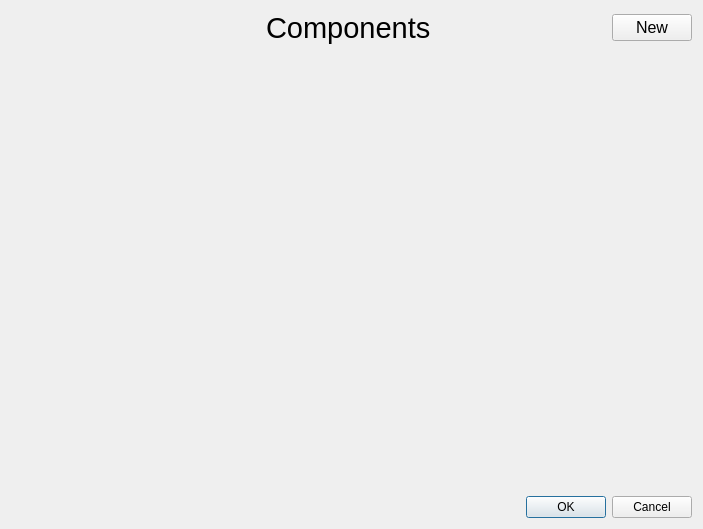
Old version of the form microstation/ui/profile_editor.ui in the repository TheCheese42/microstation.
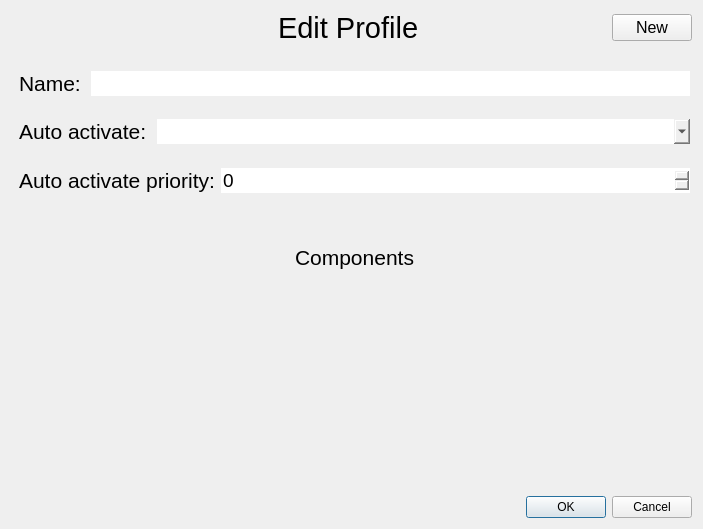
New version of the form. Icons and pictures are not drawn.

What changed in the file:
```diff
--- a/microstation/ui/profile_editor.ui
+++ b/microstation/ui/profile_editor.ui
@@ -20,6 +20,9 @@
   <layout class="QVBoxLayout" name="verticalLayout">
    <item>
     <layout class="QHBoxLayout" name="horizontalLayout">
+     <property name="sizeConstraint">
+      <enum>QLayout::SetFixedSize</enum>
+     </property>
      <item>
       <spacer name="horizontalSpacer">
        <property name="orientation">
@@ -51,7 +54,7 @@
         </font>
        </property>
        <property name="text">
-        <string>Components</string>
+        <string>Edit Profile</string>
        </property>
        <property name="alignment">
         <set>Qt::AlignLeading|Qt::AlignLeft|Qt::AlignTop</set>
@@ -99,6 +102,12 @@
    </item>
    <item>
     <widget class="QScrollArea" name="scrollArea">
+     <property name="sizePolicy">
+      <sizepolicy hsizetype="Expanding" vsizetype="Expanding">
+       <horstretch>0</horstretch>
+       <verstretch>0</verstretch>
+      </sizepolicy>
+     </property>
      <property name="styleSheet">
       <string notr="true">border: null;</string>
      </property>
@@ -111,39 +120,215 @@
         <x>0</x>
         <y>0</y>
         <width>685</width>
-        <height>397</height>
+        <height>413</height>
        </rect>
       </property>
       <widget class="QWidget" name="verticalLayoutWidget">
        <property name="geometry">
         <rect>
-         <x>0</x>
+         <x>8</x>
          <y>0</y>
-         <width>681</width>
-         <height>391</height>
+         <width>671</width>
+         <height>209</height>
         </rect>
        </property>
-       <layout class="QVBoxLayout" name="componentsVBox"/>
+       <layout class="QVBoxLayout" name="verticalLayout_3">
+        <item>
+         <layout class="QVBoxLayout" name="verticalLayout_2">
+          <property name="sizeConstraint">
+           <enum>QLayout::SetMaximumSize</enum>
+          </property>
+          <item>
+           <layout class="QFormLayout" name="formLayout">
+            <property name="sizeConstraint">
+             <enum>QLayout::SetFixedSize</enum>
+            </property>
+            <property name="horizontalSpacing">
+             <number>10</number>
+            </property>
+            <item row="0" column="0">
+             <widget class="QLabel" name="nameLabel">
+              <property name="font">
+               <font>
+                <pointsize>16</pointsize>
+               </font>
+              </property>
+              <property name="text">
+               <string>Name:</string>
+              </property>
+             </widget>
+            </item>
+            <item row="0" column="1">
+             <widget class="QLineEdit" name="nameEdit">
+              <property name="font">
+               <font>
+                <pointsize>14</pointsize>
+               </font>
+              </property>
+              <property name="text">
+               <string/>
+              </property>
+             </widget>
+            </item>
+           </layout>
+          </item>
+         </layout>
+        </item>
+        <item>
+         <layout class="QFormLayout" name="formLayout_2">
+          <property name="sizeConstraint">
+           <enum>QLayout::SetFixedSize</enum>
+          </property>
+          <property name="horizontalSpacing">
+           <number>10</number>
+          </property>
+          <item row="0" column="0">
+           <widget class="QLabel" name="autoActivateLabel">
+            <property name="font">
+             <font>
+              <pointsize>16</pointsize>
+             </font>
+            </property>
+            <property name="text">
+             <string>Auto activate:</string>
+            </property>
+           </widget>
+          </item>
+          <item row="0" column="1">
+           <widget class="QComboBox" name="autoActivateCombo">
+            <property name="font">
+             <font>
+              <pointsize>14</pointsize>
+             </font>
+            </property>
+           </widget>
+          </item>
+         </layout>
+        </item>
+        <item>
+         <layout class="QFormLayout" name="formLayout_3">
+          <property name="sizeConstraint">
+           <enum>QLayout::SetFixedSize</enum>
+          </property>
+          <property name="verticalSpacing">
+           <number>10</number>
+          </property>
+          <item row="0" column="0">
+           <widget class="QLabel" name="priorityLabel">
+            <property name="sizePolicy">
+             <sizepolicy hsizetype="Preferred" vsizetype="Fixed">
+              <horstretch>0</horstretch>
+              <verstretch>0</verstretch>
+             </sizepolicy>
+            </property>
+            <property name="font">
+             <font>
+              <pointsize>16</pointsize>
+             </font>
+            </property>
+            <property name="text">
+             <string>Auto activate priority:</string>
+            </property>
+           </widget>
+          </item>
+          <item row="0" column="1">
+           <widget class="QSpinBox" name="prioritySpin">
+            <property name="font">
+             <font>
+              <pointsize>14</pointsize>
+             </font>
+            </property>
+           </widget>
+          </item>
+         </layout>
+        </item>
+        <item>
+         <spacer name="verticalSpacer_3">
+          <property name="orientation">
+           <enum>Qt::Vertical</enum>
+          </property>
+          <property name="sizeType">
+           <enum>QSizePolicy::Fixed</enum>
+          </property>
+          <property name="sizeHint" stdset="0">
+           <size>
+            <width>20</width>
+            <height>10</height>
+           </size>
+          </property>
+         </spacer>
+        </item>
+        <item>
+         <widget class="Line" name="line">
+          <property name="sizePolicy">
+           <sizepolicy hsizetype="Minimum" vsizetype="Fixed">
+            <horstretch>0</horstretch>
+            <verstretch>0</verstretch>
+           </sizepolicy>
+          </property>
+          <property name="orientation">
+           <enum>Qt::Horizontal</enum>
+          </property>
+         </widget>
+        </item>
+        <item>
+         <spacer name="verticalSpacer_4">
+          <property name="orientation">
+           <enum>Qt::Vertical</enum>
+          </property>
+          <property name="sizeType">
+           <enum>QSizePolicy::Fixed</enum>
+          </property>
+          <property name="sizeHint" stdset="0">
+           <size>
+            <width>20</width>
+            <height>10</height>
+           </size>
+          </property>
+         </spacer>
+        </item>
+        <item alignment="Qt::AlignHCenter">
+         <widget class="QLabel" name="label_2">
+          <property name="sizePolicy">
+           <sizepolicy hsizetype="Preferred" vsizetype="Fixed">
+            <horstretch>0</horstretch>
+            <verstretch>0</verstretch>
+           </sizepolicy>
+          </property>
+          <property name="font">
+           <font>
+            <pointsize>16</pointsize>
+           </font>
+          </property>
+          <property name="text">
+           <string>Components</string>
+          </property>
+         </widget>
+        </item>
+        <item>
+         <spacer name="verticalSpacer_2">
+          <property name="orientation">
+           <enum>Qt::Vertical</enum>
+          </property>
+          <property name="sizeType">
+           <enum>QSizePolicy::Fixed</enum>
+          </property>
+          <property name="sizeHint" stdset="0">
+           <size>
+            <width>20</width>
+            <height>10</height>
+           </size>
+          </property>
+         </spacer>
+        </item>
+        <item>
+         <layout class="QVBoxLayout" name="componentsVBox"/>
+        </item>
+       </layout>
       </widget>
      </widget>
     </widget>
    </item>
-   <item>
-    <spacer name="verticalSpacer_2">
-     <property name="orientation">
-      <enum>Qt::Vertical</enum>
-     </property>
-     <property name="sizeType">
-      <enum>QSizePolicy::Fixed</enum>
-     </property>
-     <property name="sizeHint" stdset="0">
-      <size>
-       <width>20</width>
-       <height>10</height>
-      </size>
-     </property>
-    </spacer>
-   </item>
    <item>
     <widget class="QDialogButtonBox" name="buttonBox">
      <property name="orientation">
```
Left out of the diff: 2 changed lines with no effect on the pictures.
